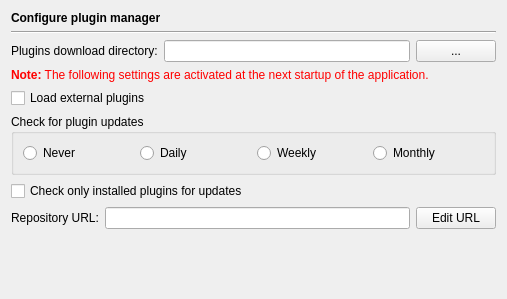
Qt form Preferences/ConfigurationPages/PluginManagerPage.ui (testmana2/test) before a commit.
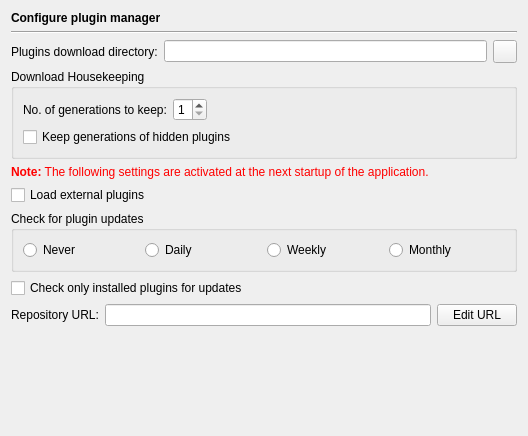
The same form after that commit.

The edit to the form file:
```diff
--- a/Preferences/ConfigurationPages/PluginManagerPage.ui
+++ b/Preferences/ConfigurationPages/PluginManagerPage.ui
@@ -6,8 +6,8 @@
    <rect>
     <x>0</x>
     <y>0</y>
-    <width>507</width>
-    <height>299</height>
+    <width>528</width>
+    <height>436</height>
    </rect>
   </property>
   <layout class="QVBoxLayout" name="verticalLayout">
@@ -48,17 +48,66 @@
       </widget>
      </item>
      <item>
-      <widget class="QPushButton" name="downloadDirButton">
+      <widget class="QToolButton" name="downloadDirButton">
        <property name="toolTip">
         <string>Select the plugins download directory via a directory selection dialog</string>
        </property>
-       <property name="text">
-        <string>...</string>
-       </property>
       </widget>
      </item>
     </layout>
    </item>
+   <item>
+    <widget class="QGroupBox" name="groupBox">
+     <property name="title">
+      <string>Download Housekeeping</string>
+     </property>
+     <layout class="QGridLayout" name="gridLayout">
+      <item row="0" column="0">
+       <widget class="QLabel" name="label_2">
+        <property name="text">
+         <string>No. of generations to keep:</string>
+        </property>
+       </widget>
+      </item>
+      <item row="0" column="1">
+       <widget class="QSpinBox" name="generationsSpinBox">
+        <property name="toolTip">
+         <string>Enter the number of generations to keep for each plugin</string>
+        </property>
+        <property name="minimum">
+         <number>1</number>
+        </property>
+        <property name="maximum">
+         <number>9</number>
+        </property>
+       </widget>
+      </item>
+      <item row="0" column="2">
+       <spacer name="horizontalSpacer">
+        <property name="orientation">
+         <enum>Qt::Horizontal</enum>
+        </property>
+        <property name="sizeHint" stdset="0">
+         <size>
+          <width>252</width>
+          <height>20</height>
+         </size>
+        </property>
+       </spacer>
+      </item>
+      <item row="1" column="0" colspan="3">
+       <widget class="QCheckBox" name="keepHiddenCheckBox">
+        <property name="toolTip">
+         <string>Select to keep generations of hidden plugins</string>
+        </property>
+        <property name="text">
+         <string>Keep generations of hidden plugins</string>
+        </property>
+       </widget>
+      </item>
+     </layout>
+    </widget>
+   </item>
    <item>
     <widget class="QLabel" name="TextLabel1_2_2_2_3">
      <property name="text">
```
Left out of the diff: 4 changed lines with no effect on the pictures.
